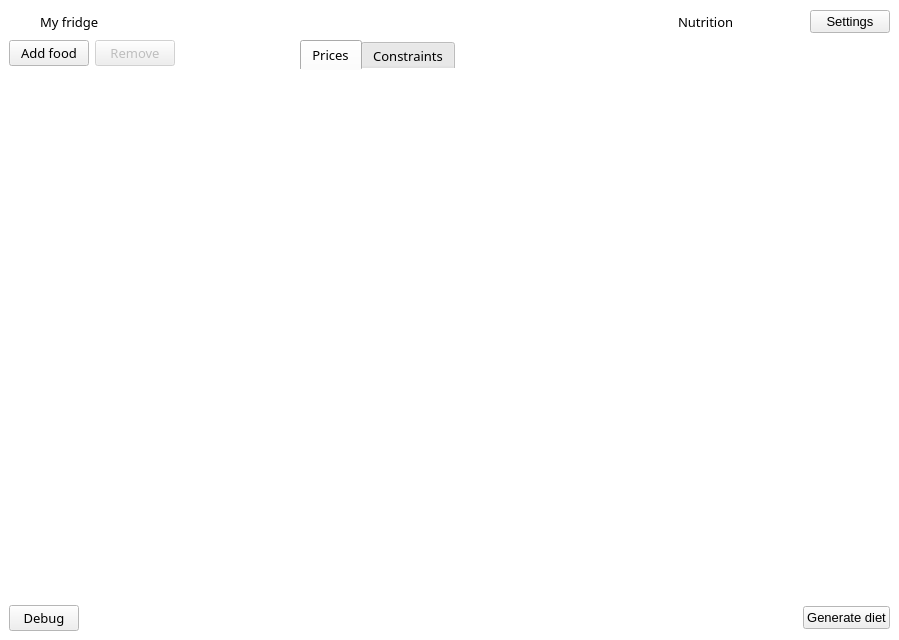
Qt form ui_mainwindow_tab_inner.ui (josh-minch/spartan) before a commit.
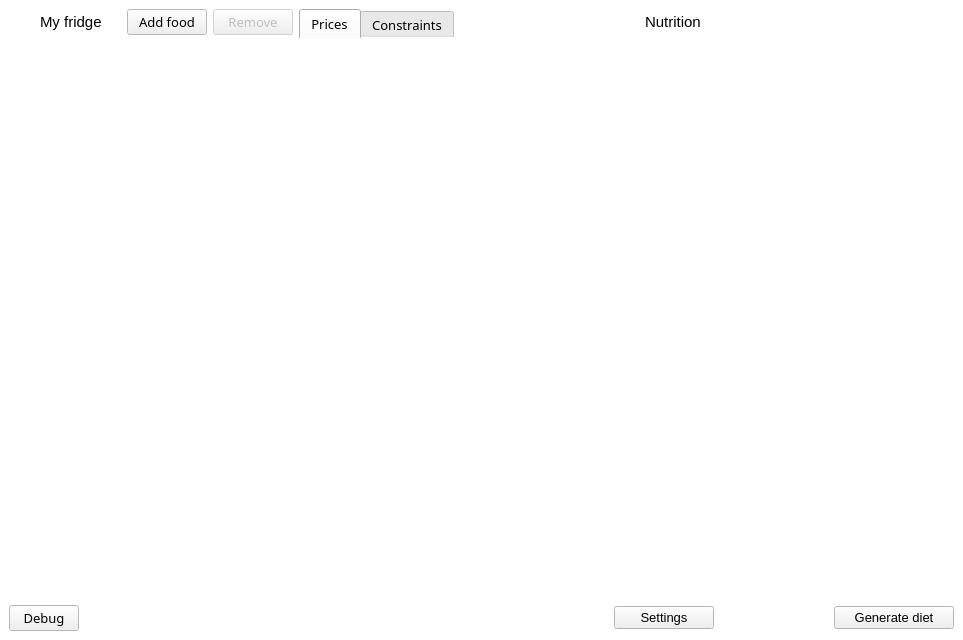
The same form after that commit. Icons and pictures are not drawn.

Commit message: Add unit display to price and constraints views

What changed in the file:
```diff
--- a/ui_mainwindow_tab_inner.ui
+++ b/ui_mainwindow_tab_inner.ui
@@ -6,7 +6,7 @@
    <rect>
     <x>0</x>
     <y>0</y>
-    <width>899</width>
+    <width>963</width>
     <height>640</height>
    </rect>
   </property>
@@ -84,8 +84,6 @@
    </property>
    <layout class="QGridLayout" name="gridLayout_2">
     <item row="0" column="0">
-     <layout class="QHBoxLayout" name="horizontalLayout">
-      <item>
        <widget class="QLabel" name="label_2">
         <property name="maximumSize">
          <size>
@@ -109,12 +107,12 @@
         </property>
        </widget>
       </item>
-      <item>
+    <item row="0" column="1" colspan="2">
        <widget class="QLabel" name="label_9">
         <property name="font">
          <font>
-          <family>Segoe UI Semilight</family>
-          <pointsize>10</pointsize>
+        <family>Segoe UI</family>
+        <pointsize>11</pointsize>
           <italic>false</italic>
          </font>
         </property>
@@ -126,113 +124,7 @@
         </property>
        </widget>
       </item>
-     </layout>
-    </item>
-    <item row="0" column="1">
-     <spacer name="horizontalSpacer_4">
-      <property name="orientation">
-       <enum>Qt::Horizontal</enum>
-      </property>
-      <property name="sizeHint" stdset="0">
-       <size>
-        <width>358</width>
-        <height>25</height>
-       </size>
-      </property>
-     </spacer>
-    </item>
-    <item row="0" column="2">
-     <layout class="QHBoxLayout" name="horizontalLayout_3">
-      <item>
-       <widget class="QLabel" name="label">
-        <property name="maximumSize">
-         <size>
-          <width>25</width>
-          <height>25</height>
-         </size>
-        </property>
-        <property name="font">
-         <font>
-          <pointsize>10</pointsize>
-         </font>
-        </property>
-        <property name="text">
-         <string/>
-        </property>
-        <property name="pixmap">
-         <pixmap>images/nutrition.png</pixmap>
-        </property>
-        <property name="scaledContents">
-         <bool>true</bool>
-        </property>
-       </widget>
-      </item>
-      <item>
-       <widget class="QLabel" name="label_8">
-        <property name="font">
-         <font>
-          <family>Segoe UI Semilight</family>
-          <pointsize>10</pointsize>
-          <italic>false</italic>
-         </font>
-        </property>
-        <property name="autoFillBackground">
-         <bool>false</bool>
-        </property>
-        <property name="text">
-         <string>Nutrition</string>
-        </property>
-       </widget>
-      </item>
-      <item>
-       <spacer name="horizontalSpacer_2">
-        <property name="orientation">
-         <enum>Qt::Horizontal</enum>
-        </property>
-        <property name="sizeHint" stdset="0">
-         <size>
-          <width>40</width>
-          <height>20</height>
-         </size>
-        </property>
-       </spacer>
-      </item>
-      <item>
-       <widget class="QPushButton" name="pushButton">
-        <property name="maximumSize">
-         <size>
-          <width>100</width>
-          <height>16777215</height>
-         </size>
-        </property>
-        <property name="font">
-         <font>
-          <pointsize>10</pointsize>
-         </font>
-        </property>
-        <property name="text">
-         <string>Settings</string>
-        </property>
-        <property name="icon">
-         <iconset>
-          <normaloff>images/settings.svg</normaloff>images/settings.svg</iconset>
-        </property>
-        <property name="iconSize">
-         <size>
-          <width>20</width>
-          <height>20</height>
-         </size>
-        </property>
-        <property name="shortcut">
-         <string>F9</string>
-        </property>
-       </widget>
-      </item>
-     </layout>
-    </item>
-    <item row="1" column="0">
-     <layout class="QHBoxLayout" name="horizontalLayout_2">
-      <item>
+    <item row="0" column="3">
        <widget class="QPushButton" name="add_foods_btn">
         <property name="enabled">
          <bool>true</bool>
@@ -261,7 +153,7 @@
         </property>
        </widget>
       </item>
-      <item>
+    <item row="0" column="4">
        <widget class="QPushButton" name="remove_btn">
         <property name="enabled">
          <bool>false</bool>
@@ -290,29 +182,8 @@
         </property>
        </widget>
       </item>
-      <item>
-       <spacer name="horizontalSpacer">
-        <property name="orientation">
-         <enum>Qt::Horizontal</enum>
-        </property>
-        <property name="sizeHint" stdset="0">
-         <size>
-          <width>119</width>
-          <height>20</height>
-         </size>
-        </property>
-       </spacer>
-      </item>
-     </layout>
-    </item>
-    <item row="1" column="1" rowspan="2">
+    <item row="0" column="5" rowspan="2">
      <widget class="QTabWidget" name="tabWidget">
-      <property name="maximumSize">
-       <size>
-        <width>300</width>
-        <height>16777215</height>
-       </size>
-      </property>
       <property name="font">
        <font>
         <family>Segoe UI Semilight</family>
@@ -361,7 +232,7 @@
         <property name="spacing">
          <number>0</number>
         </property>
-        <item row="0" column="0" colspan="4">
+        <item row="0" column="0" colspan="2">
          <widget class="QTableView" name="prices_view">
           <property name="palette">
            <palette>
@@ -671,7 +542,191 @@
       </widget>
      </widget>
     </item>
-    <item row="1" column="2" rowspan="2">
+    <item row="0" column="6">
+     <widget class="QLabel" name="label">
+      <property name="maximumSize">
+       <size>
+        <width>25</width>
+        <height>25</height>
+       </size>
+      </property>
+      <property name="font">
+       <font>
+        <pointsize>10</pointsize>
+       </font>
+      </property>
+      <property name="text">
+       <string/>
+      </property>
+      <property name="pixmap">
+       <pixmap>images/nutrition.png</pixmap>
+      </property>
+      <property name="scaledContents">
+       <bool>true</bool>
+      </property>
+     </widget>
+    </item>
+    <item row="0" column="7">
+     <widget class="QLabel" name="label_8">
+      <property name="font">
+       <font>
+        <family>Segoe UI</family>
+        <pointsize>11</pointsize>
+        <italic>false</italic>
+       </font>
+      </property>
+      <property name="autoFillBackground">
+       <bool>false</bool>
+      </property>
+      <property name="text">
+       <string>Nutrition</string>
+      </property>
+     </widget>
+    </item>
+    <item row="1" column="0" colspan="5">
+     <widget class="QTableView" name="fridge_view">
+      <property name="palette">
+       <palette>
+        <active>
+         <colorrole role="Highlight">
+          <brush brushstyle="SolidPattern">
+           <color alpha="255">
+            <red>218</red>
+            <green>236</green>
+            <blue>249</blue>
+           </color>
+          </brush>
+         </colorrole>
+         <colorrole role="HighlightedText">
+          <brush brushstyle="SolidPattern">
+           <color alpha="255">
+            <red>0</red>
+            <green>0</green>
+            <blue>0</blue>
+           </color>
+          </brush>
+         </colorrole>
+         <colorrole role="AlternateBase">
+          <brush brushstyle="SolidPattern">
+           <color alpha="255">
+            <red>247</red>
+            <green>247</green>
+            <blue>247</blue>
+           </color>
+          </brush>
+         </colorrole>
+        </active>
+        <inactive>
+         <colorrole role="Highlight">
+          <brush brushstyle="SolidPattern">
+           <color alpha="255">
+            <red>218</red>
+            <green>236</green>
+            <blue>249</blue>
+           </color>
+          </brush>
+         </colorrole>
+         <colorrole role="HighlightedText">
+          <brush brushstyle="SolidPattern">
+           <color alpha="255">
+            <red>0</red>
+            <green>0</green>
+            <blue>0</blue>
+           </color>
+          </brush>
+         </colorrole>
+         <colorrole role="AlternateBase">
+          <brush brushstyle="SolidPattern">
+           <color alpha="255">
+            <red>247</red>
+            <green>247</green>
+            <blue>247</blue>
+           </color>
+          </brush>
+         </colorrole>
+        </inactive>
+        <disabled>
+         <colorrole role="Highlight">
+          <brush brushstyle="SolidPattern">
+           <color alpha="255">
+            <red>0</red>
+            <green>120</green>
+            <blue>215</blue>
+           </color>
+          </brush>
+         </colorrole>
+         <colorrole role="HighlightedText">
+          <brush brushstyle="SolidPattern">
+           <color alpha="255">
+            <red>0</red>
+            <green>0</green>
+            <blue>0</blue>
+           </color>
+          </brush>
+         </colorrole>
+         <colorrole role="AlternateBase">
+          <brush brushstyle="SolidPattern">
+           <color alpha="255">
+            <red>247</red>
+            <green>247</green>
+            <blue>247</blue>
+           </color>
+          </brush>
+         </colorrole>
+        </disabled>
+       </palette>
+      </property>
+      <property name="font">
+       <font>
+        <pointsize>9</pointsize>
+       </font>
+      </property>
+      <property name="focusPolicy">
+       <enum>Qt::StrongFocus</enum>
+      </property>
+      <property name="styleSheet">
+       <string notr="true">QHeaderView::section{
+	background-color: white;
+	border: 0px;
+}
+
+QTableView {
+	alternate-background-color: rgb(247, 247, 247);
+}</string>
+      </property>
+      <property name="frameShape">
+       <enum>QFrame::NoFrame</enum>
+      </property>
+      <property name="alternatingRowColors">
+       <bool>true</bool>
+      </property>
+      <property name="selectionBehavior">
+       <enum>QAbstractItemView::SelectRows</enum>
+      </property>
+      <property name="showGrid">
+       <bool>false</bool>
+      </property>
+      <property name="gridStyle">
+       <enum>Qt::DashLine</enum>
+      </property>
+      <attribute name="horizontalHeaderVisible">
+       <bool>false</bool>
+      </attribute>
+      <attribute name="horizontalHeaderHighlightSections">
+       <bool>false</bool>
+      </attribute>
+      <attribute name="horizontalHeaderStretchLastSection">
+       <bool>true</bool>
+      </attribute>
+      <attribute name="verticalHeaderVisible">
+       <bool>false</bool>
+      </attribute>
+      <attribute name="verticalHeaderDefaultSectionSize">
+       <number>23</number>
+      </attribute>
+     </widget>
+    </item>
+    <item row="1" column="6" colspan="3">
      <widget class="QTableView" name="nutrition_view">
       <property name="sizePolicy">
        <sizepolicy hsizetype="Expanding" vsizetype="Expanding">
@@ -679,6 +734,12 @@
         <verstretch>0</verstretch>
        </sizepolicy>
       </property>
+      <property name="minimumSize">
+       <size>
+        <width>340</width>
+        <height>0</height>
+       </size>
+      </property>
       <property name="palette">
        <palette>
         <active>
@@ -794,150 +855,7 @@
       </attribute>
      </widget>
     </item>
-    <item row="2" column="0">
-     <widget class="QTableView" name="fridge_view">
-      <property name="palette">
-       <palette>
-        <active>
-         <colorrole role="Highlight">
-          <brush brushstyle="SolidPattern">
-           <color alpha="255">
-            <red>218</red>
-            <green>236</green>
-            <blue>249</blue>
-           </color>
-          </brush>
-         </colorrole>
-         <colorrole role="HighlightedText">
-          <brush brushstyle="SolidPattern">
-           <color alpha="255">
-            <red>0</red>
-            <green>0</green>
-            <blue>0</blue>
-           </color>
-          </brush>
-         </colorrole>
-         <colorrole role="AlternateBase">
-          <brush brushstyle="SolidPattern">
-           <color alpha="255">
-            <red>247</red>
-            <green>247</green>
-            <blue>247</blue>
-           </color>
-          </brush>
-         </colorrole>
-        </active>
-        <inactive>
-         <colorrole role="Highlight">
-          <brush brushstyle="SolidPattern">
-           <color alpha="255">
-            <red>218</red>
-            <green>236</green>
-            <blue>249</blue>
-           </color>
-          </brush>
-         </colorrole>
-         <colorrole role="HighlightedText">
-          <brush brushstyle="SolidPattern">
-           <color alpha="255">
-            <red>0</red>
-            <green>0</green>
-            <blue>0</blue>
-           </color>
-          </brush>
-         </colorrole>
-         <colorrole role="AlternateBase">
-          <brush brushstyle="SolidPattern">
-           <color alpha="255">
-            <red>247</red>
-            <green>247</green>
-            <blue>247</blue>
-           </color>
-          </brush>
-         </colorrole>
-        </inactive>
-        <disabled>
-         <colorrole role="Highlight">
-          <brush brushstyle="SolidPattern">
-           <color alpha="255">
-            <red>0</red>
-            <green>120</green>
-            <blue>215</blue>
-           </color>
-          </brush>
-         </colorrole>
-         <colorrole role="HighlightedText">
-          <brush brushstyle="SolidPattern">
-           <color alpha="255">
-            <red>0</red>
-            <green>0</green>
-            <blue>0</blue>
-           </color>
-          </brush>
-         </colorrole>
-         <colorrole role="AlternateBase">
-          <brush brushstyle="SolidPattern">
-           <color alpha="255">
-            <red>247</red>
-            <green>247</green>
-            <blue>247</blue>
-           </color>
-          </brush>
-         </colorrole>
-        </disabled>
-       </palette>
-      </property>
-      <property name="font">
-       <font>
-        <pointsize>9</pointsize>
-       </font>
-      </property>
-      <property name="focusPolicy">
-       <enum>Qt::StrongFocus</enum>
-      </property>
-      <property name="styleSheet">
-       <string notr="true">QHeaderView::section{
-	background-color: white;
-	border: 0px;
-}
-
-QTableView {
-	alternate-background-color: rgb(247, 247, 247);
-}</string>
-      </property>
-      <property name="frameShape">
-       <enum>QFrame::NoFrame</enum>
-      </property>
-      <property name="alternatingRowColors">
-       <bool>true</bool>
-      </property>
-      <property name="selectionBehavior">
-       <enum>QAbstractItemView::SelectRows</enum>
-      </property>
-      <property name="showGrid">
-       <bool>false</bool>
-      </property>
-      <property name="gridStyle">
-       <enum>Qt::DashLine</enum>
-      </property>
-      <attribute name="horizontalHeaderVisible">
-       <bool>false</bool>
-      </attribute>
-      <attribute name="horizontalHeaderHighlightSections">
-       <bool>false</bool>
-      </attribute>
-      <attribute name="horizontalHeaderStretchLastSection">
-       <bool>true</bool>
-      </attribute>
-      <attribute name="verticalHeaderVisible">
-       <bool>false</bool>
-      </attribute>
-      <attribute name="verticalHeaderDefaultSectionSize">
-       <number>23</number>
-      </attribute>
-     </widget>
-    </item>
-    <item row="3" column="0">
+    <item row="2" column="0" colspan="2">
      <widget class="QPushButton" name="debug_btn">
       <property name="sizePolicy">
        <sizepolicy hsizetype="Expanding" vsizetype="Fixed">
@@ -965,22 +883,51 @@
       </property>
      </widget>
     </item>
-    <item row="3" column="2">
-     <layout class="QHBoxLayout" name="horizontalLayout_4">
-      <item>
-       <spacer name="horizontalSpacer_3">
+    <item row="2" column="2" colspan="3">
+     <spacer name="horizontalSpacer_6">
         <property name="orientation">
          <enum>Qt::Horizontal</enum>
         </property>
         <property name="sizeHint" stdset="0">
          <size>
-          <width>80</width>
-          <height>20</height>
+        <width>208</width>
+        <height>25</height>
          </size>
         </property>
        </spacer>
       </item>
-      <item>
+    <item row="2" column="6" colspan="2">
+     <widget class="QPushButton" name="pushButton">
+      <property name="maximumSize">
+       <size>
+        <width>100</width>
+        <height>16777215</height>
+       </size>
+      </property>
+      <property name="font">
+       <font>
+        <pointsize>10</pointsize>
+       </font>
+      </property>
+      <property name="text">
+       <string>Settings</string>
+      </property>
+      <property name="icon">
+       <iconset>
+        <normaloff>images/settings.svg</normaloff>images/settings.svg</iconset>
+      </property>
+      <property name="iconSize">
+       <size>
+        <width>20</width>
+        <height>20</height>
+       </size>
+      </property>
+      <property name="shortcut">
+       <string>F9</string>
+      </property>
+     </widget>
+    </item>
+    <item row="2" column="8">
        <widget class="QPushButton" name="optimize_btn">
         <property name="maximumSize">
          <size>
@@ -1019,8 +966,6 @@
          <string>F5</string>
         </property>
        </widget>
-      </item>
-     </layout>
     </item>
    </layout>
   </widget>
```
Lines whose indentation alone changed are shown as unchanged. The commit also changes 9 other files.
